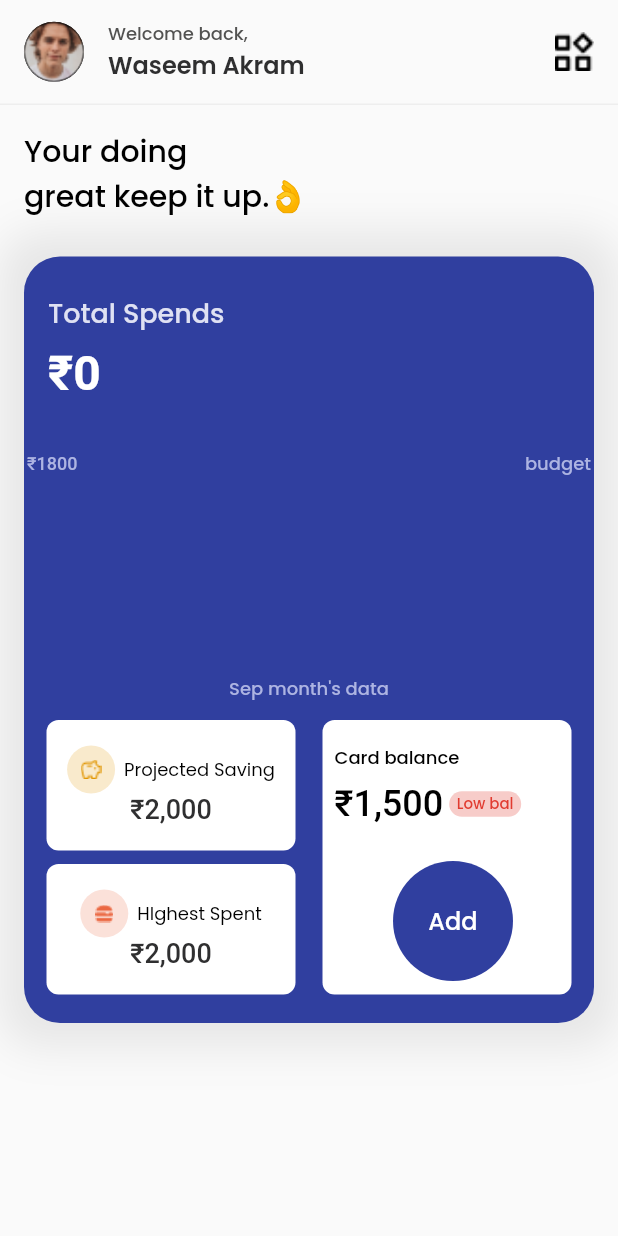
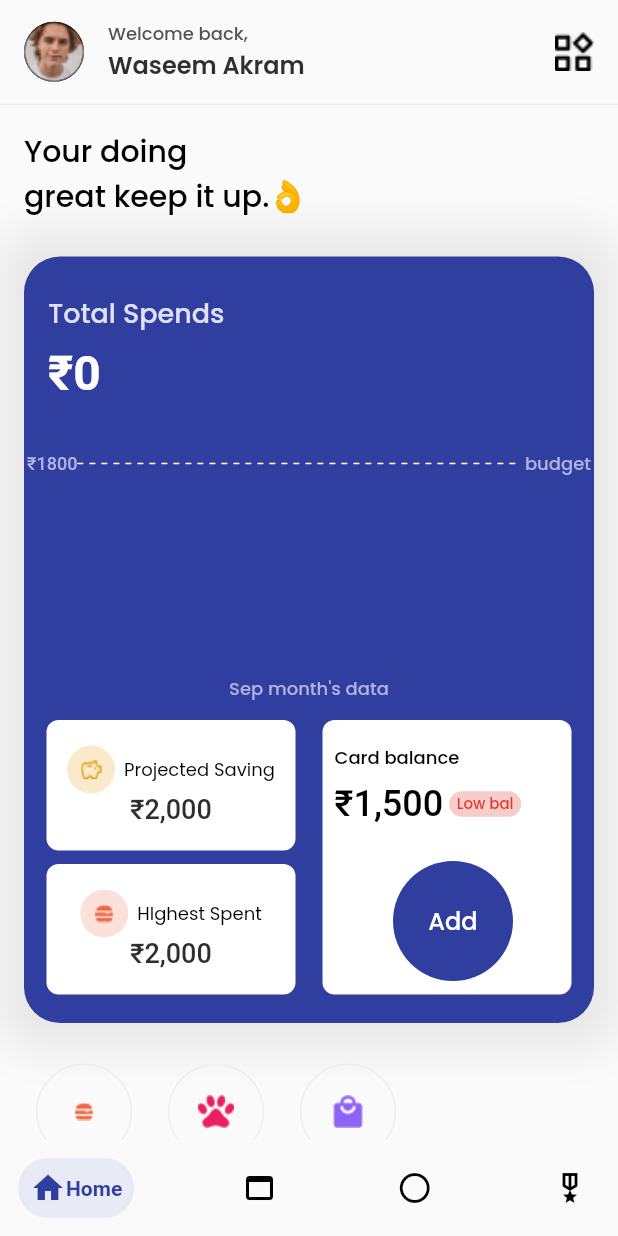
Before and after one commit to csi-vitpune/expense_tracker, a Flutter app: the screen it shows after launch, after a tap on "Complete Now", on a phone screen of 412 x 824 dp. Run offline on Flutter 3.47's test engine with Material 2 defaults, Android fonts, the phone set to English and light mode, and no system bars; drawn by our look-alikes of dotted_line, fl_chart, google_nav_bar; our stand-ins replace google_fonts.

Commit message:
finisihing touch

```diff
--- a/lib/providers/expenses_provider.dart
+++ b/lib/providers/expenses_provider.dart
@@ -33,6 +33,7 @@ class ExpensesProvider extends ChangeNotifier {
 
   void addExpenses(Spend spend) {
     _expenses.add(spend);
+    _totalSpend = _totalSpend + spend.amountSpent;
     notifyListeners();
   }
 }
--- a/lib/screens/home_screen.dart
+++ b/lib/screens/home_screen.dart
@@ -1,9 +1,11 @@
 import 'package:expense_tracker/widgets/expense_track_widget.dart';
+import 'package:expense_tracker/widgets/explore_section.dart';
 import 'package:expense_tracker/widgets/home_page_title.dart';
 import 'package:expense_tracker/widgets/home_screen_appbar.dart';
-import 'package:expense_tracker/widgets/poppins_text.dart';
+import 'package:expense_tracker/widgets/task_section.dart';
 import 'package:flutter/material.dart';
-import 'package:google_fonts/google_fonts.dart';
+
+import '../widgets/bottom_nav_bar.dart';
 
 class HomeScreen extends StatefulWidget {
   const HomeScreen({Key? key}) : super(key: key);
@@ -23,10 +25,13 @@ class _HomeScreenState extends State<HomeScreen> {
             children: [
               const HomeScreenAppBar(),
               const HomePageTitle(),
-              ExpenseTrackWidget()
+              ExpenseTrackWidget(),
+              const ExploreSection(),
+              const TaskSection(),
             ],
           ),
         ),
+        bottomNavigationBar: BottomNavBar(),
       ),
     );
   }
--- /dev/null
+++ b/lib/widgets/bottom_nav_bar.dart
@@ -0,0 +1,39 @@
+import 'package:flutter/material.dart';
+import 'package:google_nav_bar/google_nav_bar.dart';
+
+class BottomNavBar extends StatelessWidget {
+  const BottomNavBar({Key? key}) : super(key: key);
+
+  @override
+  Widget build(BuildContext context) {
+    return GNav(
+      tabBackgroundColor: Color(0xffE8EAF6),
+      padding: EdgeInsets.all(8),
+      tabMargin: EdgeInsets.all(12),
+      tabs: [
+        GButton(
+          icon: Icons.home,
+          text: 'Home',
+          textColor: Color(0xff303F9F),
+          iconActiveColor: Color(0xff303F9F),
+        ),
+        GButton(
+            icon: Icons.web_asset,
+            text: 'Web',
+            textColor: Color(0xff303F9F),
+            iconActiveColor: Color(0xff303F9F)),
+        GButton(
+            icon: Icons.circle_outlined,
+            text: 'Part',
+            textColor: Color(0xff303F9F),
+            iconActiveColor: Color(0xff303F9F)),
+        GButton(
+            icon: Icons.military_tech_outlined,
+            text: 'Ace',
+            textColor: Color(0xff303F9F),
+            iconActiveColor: Color(0xff303F9F)),
+        // GButton(icon: Icons.),
+      ],
+    );
+  }
+}
--- a/lib/widgets/expense_track_widget.dart
+++ b/lib/widgets/expense_track_widget.dart
@@ -1,15 +1,12 @@
+import 'package:dotted_line/dotted_line.dart';
 import 'package:expense_tracker/providers/expenses_provider.dart';
-import 'package:expense_tracker/screens/add_transaction.dart';
 import 'package:expense_tracker/utils/constant.dart';
 import 'package:expense_tracker/widgets/add_expense.dart';
 import 'package:expense_tracker/widgets/complete_kyc_widget.dart';
 import 'package:expense_tracker/widgets/expense_graph_widget.dart';
-import 'package:expense_tracker/widgets/expense_highlight_widget.dart';
 import 'package:expense_tracker/widgets/poppins_text.dart';
 import 'package:expense_tracker/widgets/roboto_text.dart';
-import 'package:fl_chart/fl_chart.dart';
 import 'package:flutter/material.dart';
-import 'package:google_fonts/google_fonts.dart';
 import 'package:provider/provider.dart';
 
 class ExpenseTrackWidget extends StatelessWidget {
@@ -65,7 +62,19 @@ class ExpenseTrackWidget extends StatelessWidget {
                     fontSize: 12,
                     fontColor: const Color(0xFFADB4E2),
                   ),
-                  const Spacer(),
+                  const Expanded(
+                    child: DottedLine(
+                      direction: Axis.horizontal,
+                      lineLength: double.infinity,
+                      lineThickness: 1.0,
+                      dashLength: 4.0,
+                      dashColor: Colors.white,
+                      dashRadius: 0.0,
+                      dashGapLength: 4.0,
+                      dashGapColor: Colors.transparent,
+                      dashGapRadius: 0.0,
+                    ),
+                  ),
                   PoppinsText(
                     text: 'budget',
                     fontColor: Color(0xFFADB4E2),
--- /dev/null
+++ b/lib/widgets/explore_section.dart
@@ -0,0 +1,33 @@
+import 'package:flutter/material.dart';
+
+import 'explore_widget.dart';
+
+class ExploreSection extends StatelessWidget {
+  const ExploreSection({Key? key}) : super(key: key);
+
+  @override
+  Widget build(BuildContext context) {
+    return Padding(
+      padding: const EdgeInsets.only(left: 16, top: 16),
+      child: Row(
+        children: [
+          ExploreWidget(
+              title: "Food", asset: "assets/icons/burger.png"),
+          SizedBox(
+            width: 8,
+          ),
+          ExploreWidget(
+              title: "Pet", asset: "assets/icons/paw.png"),
+          SizedBox(
+            width: 8,
+          ),
+          ExploreWidget(
+              title: "Shopping", asset: "assets/icons/shopping_bag.png"),
+          SizedBox(
+            width: 8,
+          ),
+        ],
+      ),
+    );
+  }
+}
--- /dev/null
+++ b/lib/widgets/explore_widget.dart
@@ -0,0 +1,33 @@
+import 'package:expense_tracker/widgets/poppins_text.dart';
+import 'package:flutter/material.dart';
+
+class ExploreWidget extends StatelessWidget {
+  String title;
+  String asset;
+  ExploreWidget({Key? key, required this.title, required this.asset}) : super(key: key);
+
+  @override
+  Widget build(BuildContext context) {
+    return SizedBox(
+      height: 115,
+      width: 80,
+      child: Column(
+        mainAxisAlignment: MainAxisAlignment.spaceEvenly,
+        children: [
+          Container(
+            height: 64,
+            width: 64,
+            decoration: BoxDecoration(
+                border: Border.all(
+                  color: Color(0xffEEEEEE),
+                ),
+                shape: BoxShape.circle
+            ),
+            child: Image.asset(asset,scale: 1,),
+          ),
+          PoppinsText(text: title,fontSize: 12,)
+        ],
+      ),
+    );
+  }
+}
--- a/lib/widgets/poppins_text.dart
+++ b/lib/widgets/poppins_text.dart
@@ -7,6 +7,7 @@ class PoppinsText extends StatelessWidget {
   Color fontColor;
   FontWeight fontWeight;
   FontStyle fontStyle;
+  TextAlign? textAlign;
 
   PoppinsText(
       {Key? key,
@@ -14,7 +15,8 @@ class PoppinsText extends StatelessWidget {
       this.fontStyle = FontStyle.normal,
       this.fontColor = Colors.black,
       this.fontWeight = FontWeight.w500,
-      this.fontSize = 12})
+      this.fontSize = 12,
+      this.textAlign})
       : super(key: key);
 
   @override
@@ -26,6 +28,7 @@ class PoppinsText extends StatelessWidget {
           fontStyle: fontStyle,
           color: fontColor,
           fontWeight: fontWeight),
+      textAlign: textAlign,
     );
   }
 }
--- /dev/null
+++ b/lib/widgets/task_section.dart
@@ -0,0 +1,57 @@
+import 'package:expense_tracker/widgets/poppins_text.dart';
+import 'package:expense_tracker/widgets/task_widget.dart';
+import 'package:flutter/material.dart';
+
+class TaskSection extends StatelessWidget {
+  const TaskSection({Key? key}) : super(key: key);
+
+  @override
+  Widget build(BuildContext context) {
+    return Padding(
+      padding: EdgeInsets.only(left: 16, top: 30),
+      child: Column(
+        crossAxisAlignment: CrossAxisAlignment.start,
+        children: [
+          PoppinsText(
+            text: 'Tasks',
+            fontSize: 18,
+          ),
+          SizedBox(
+            height: 8,
+          ),
+          SingleChildScrollView(
+            scrollDirection: Axis.horizontal,
+            child: Row(
+              children: [
+                TaskWidget(
+                    title: 'Complete KYC',
+                    des: 'Create category and\nearn ₹25',
+                    color: Color(0xffF6EDD2),
+                    asset: 'assets/images/key.png',
+                    number: '01'),
+                SizedBox(
+                  width: 8,
+                ),
+                TaskWidget(
+                    title: 'Create category',
+                    des: 'Create category and\nearn ₹25',
+                    color: Color(0xffFBE8D8),
+                    asset: 'assets/images/real_burger.png',
+                    number: '02'),
+                SizedBox(
+                  width: 8,
+                ),
+                TaskWidget(
+                    title: 'Create category',
+                    des: 'Create category and\nearn ₹25',
+                    color: Color(0xffFBE8D8),
+                    asset: 'assets/images/real_burger.png',
+                    number: '02'),
+              ],
+            ),
+          )
+        ],
+      ),
+    );
+  }
+}
--- /dev/null
+++ b/lib/widgets/task_widget.dart
@@ -0,0 +1,79 @@
+import 'package:expense_tracker/widgets/poppins_text.dart';
+import 'package:flutter/material.dart';
+
+class TaskWidget extends StatelessWidget {
+  String title;
+  String des;
+  Color color;
+  String asset;
+  String number;
+
+  TaskWidget(
+      {Key? key,
+      required this.title,
+      required this.des,
+      required this.color,
+      required this.asset,
+      required this.number})
+      : super(key: key);
+
+  @override
+  Widget build(BuildContext context) {
+    return ClipRRect(
+      borderRadius: BorderRadius.circular(16),
+      child: Container(
+        height: 152,
+        width: 156,
+        decoration: BoxDecoration(
+            border: Border.all(color: color),
+            borderRadius: BorderRadius.circular(16)),
+        child: Stack(
+          children: [
+            Positioned(
+              left: -18,
+              top: -27,
+              child: Container(
+                height: 100,
+                width: 100,
+                decoration: BoxDecoration(
+                  shape: BoxShape.circle,
+                  color: color,
+                ),
+              ),
+            ),
+            Positioned(
+                left: 12, top: 10, child: Image.asset(asset)),
+            Positioned(
+              left: 99,
+              top: 8,
+              child: PoppinsText(
+                text: number,
+                fontSize: 40,
+                fontColor: color,
+              ),
+            ),
+            Align(
+              alignment: Alignment.bottomCenter,
+              child: Column(
+                crossAxisAlignment: CrossAxisAlignment.center,
+                children: [
+                  Spacer(),
+                  PoppinsText(
+                    text: title,
+                    fontSize: 14,
+                  ),
+                  PoppinsText(
+                    text: des,
+                    fontSize: 10,
+                    fontWeight: FontWeight.w400,
+                    textAlign: TextAlign.center,
+                  )
+                ],
+              ),
+            )
+          ],
+        ),
+      ),
+    );
+  }
+}
--- a/pubspec.yaml
+++ b/pubspec.yaml
@@ -33,6 +33,8 @@ dependencies:
   intl: ^0.17.0
   fl_chart: ^0.55.1
   provider: ^6.0.3
+  google_nav_bar: ^5.0.6
+  dotted_line: ^3.1.0
 
 
   # The following adds the Cupertino Icons font to your application.
```
Also changed, not shown: assets/icons/paw.png (added), assets/icons/shopping_bag.png (added), assets/images/real_burger.png (added), pubspec.lock.
